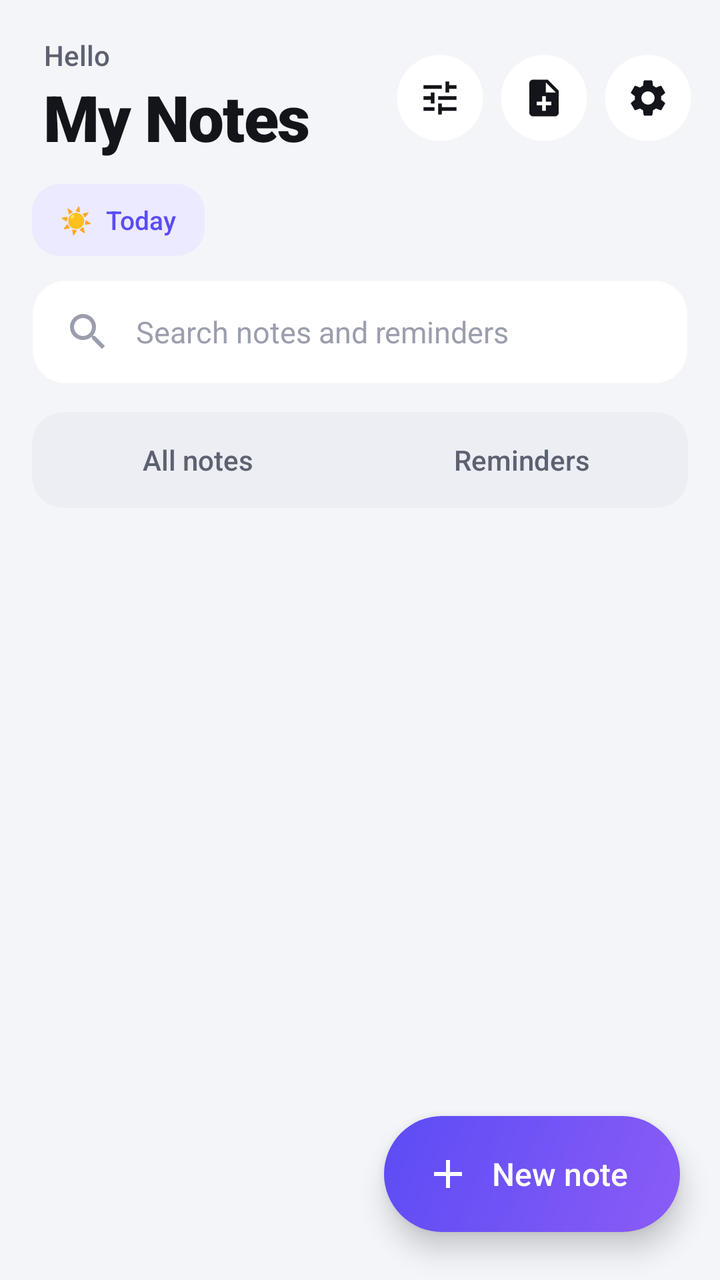
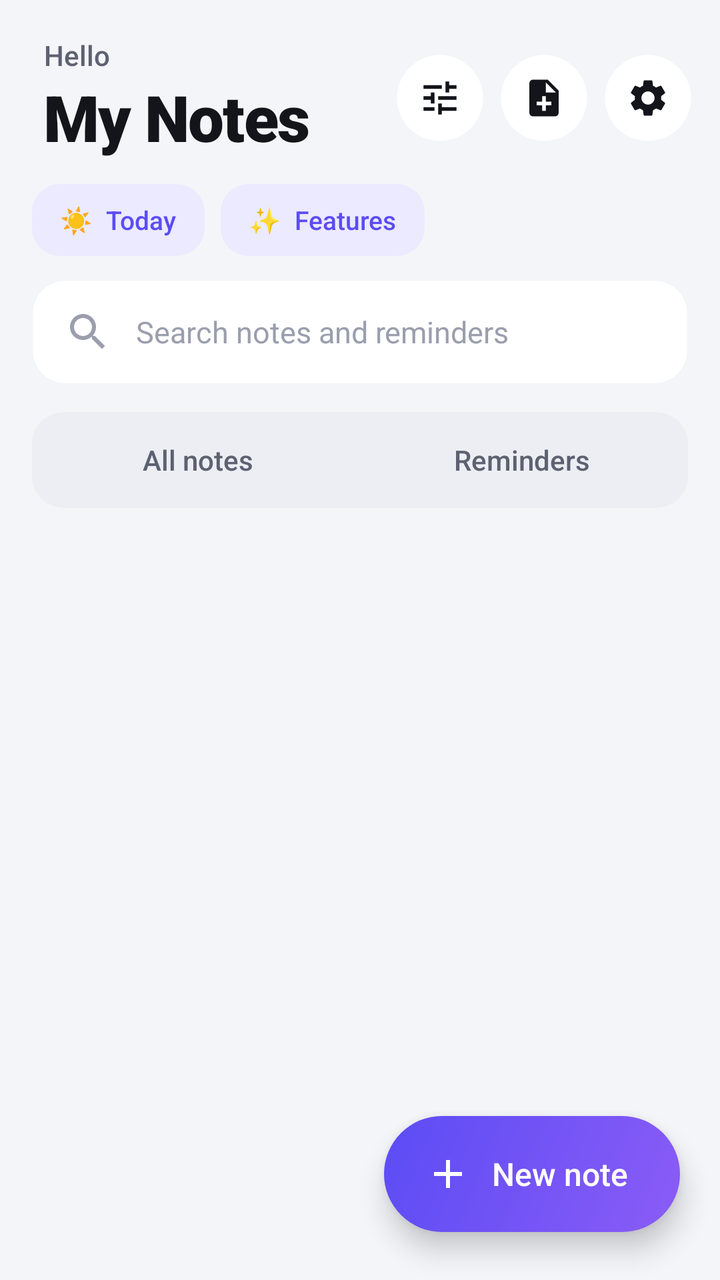

Compare the two renders of this Android layout. The source of the first and the diff that turns it into the second are given below.
<!-- AndroidManifest.xml: application theme AppTheme -->
<!-- res/layout/activity_main.xml -->
<?xml version="1.0" encoding="utf-8"?>
<FrameLayout xmlns:android="http://schemas.android.com/apk/res/android"
    android:layout_width="match_parent"
    android:layout_height="match_parent"
    android:background="?attr/nBg">

    <LinearLayout
        android:layout_width="match_parent"
        android:layout_height="match_parent"
        android:orientation="vertical">

        
        <LinearLayout
            android:layout_width="match_parent"
            android:layout_height="wrap_content"
            android:gravity="center_vertical"
            android:orientation="horizontal"
            android:paddingStart="22dp"
            android:paddingTop="18dp"
            android:paddingEnd="14dp">

            <LinearLayout
                android:layout_width="0dp"
                android:layout_height="wrap_content"
                android:layout_weight="1"
                android:orientation="vertical">

                <TextView
                    android:id="@+id/greeting"
                    android:layout_width="wrap_content"
                    android:layout_height="wrap_content"
                    android:fontFamily="sans-serif-medium"
                    android:text="Hello"
                    android:textColor="@color/text2"
                    android:textSize="14sp" />

                <TextView
                    android:layout_width="wrap_content"
                    android:layout_height="wrap_content"
                    android:fontFamily="sans-serif-black"
                    android:letterSpacing="-0.02"
                    android:text="My Notes"
                    android:textColor="@color/text"
                    android:textSize="32sp" />
            </LinearLayout>

            <ImageButton
                android:id="@+id/btn_view"
                style="@style/CircleButton"
                android:layout_marginEnd="8dp"
                android:contentDescription="View, sort and recycle bin"
                android:elevation="1dp"
                android:src="@drawable/ic_tune" />

            <ImageButton
                android:id="@+id/btn_import"
                style="@style/CircleButton"
                android:layout_marginEnd="8dp"
                android:contentDescription="Make a note from a photo, PDF or file"
                android:elevation="1dp"
                android:src="@drawable/ic_import" />

            <ImageButton
                android:id="@+id/btn_settings"
                style="@style/CircleButton"
                android:contentDescription="Settings"
                android:elevation="1dp"
                android:src="@drawable/ic_settings" />
        </LinearLayout>

        
        <TextView
            android:id="@+id/today_chip"
            android:layout_width="wrap_content"
            android:layout_height="36dp"
            android:layout_marginStart="16dp"
            android:layout_marginTop="12dp"
            android:background="@drawable/bg_chip"
            android:contentDescription="Today page: reminders and things still to do"
            android:fontFamily="sans-serif-medium"
            android:gravity="center_vertical"
            android:paddingStart="14dp"
            android:paddingEnd="14dp"
            android:text="☀  Today"
            android:textColor="?attr/nAccent"
            android:textSize="13sp" />

        
        <EditText
            android:id="@+id/search"
            android:layout_width="match_parent"
            android:layout_height="52dp"
            android:layout_marginStart="16dp"
            android:layout_marginTop="12dp"
            android:layout_marginEnd="16dp"
            android:background="@drawable/bg_search"
            android:drawableStart="@drawable/ic_search"
            android:drawablePadding="12dp"
            android:drawableTint="@color/hint"
            android:elevation="1dp"
            android:hint="Search notes and reminders"
            android:imeOptions="actionSearch"
            android:inputType="text"
            android:paddingStart="16dp"
            android:paddingEnd="16dp"
            android:textColor="@color/text"
            android:textSize="15sp" />

        
        <LinearLayout
            android:layout_width="match_parent"
            android:layout_height="wrap_content"
            android:layout_marginStart="16dp"
            android:layout_marginTop="14dp"
            android:layout_marginEnd="16dp"
            android:layout_marginBottom="4dp"
            android:background="@drawable/bg_segment"
            android:orientation="horizontal"
            android:padding="4dp">

            <TextView
                android:id="@+id/tab_notes"
                android:layout_width="0dp"
                android:layout_height="40dp"
                android:layout_weight="1"
                android:background="@drawable/bg_tab"
                android:fontFamily="sans-serif-medium"
                android:gravity="center"
                android:stateListAnimator="@null"
                android:text="All notes"
                android:textColor="@color/tab_text"
                android:textSize="14sp" />

            <TextView
                android:id="@+id/tab_reminders"
                android:layout_width="0dp"
                android:layout_height="40dp"
                android:layout_marginStart="4dp"
                android:layout_weight="1"
                android:background="@drawable/bg_tab"
                android:fontFamily="sans-serif-medium"
                android:gravity="center"
                android:text="Reminders"
                android:textColor="@color/tab_text"
                android:textSize="14sp" />
        </LinearLayout>

        
        <HorizontalScrollView
            android:id="@+id/label_scroll"
            android:layout_width="match_parent"
            android:layout_height="wrap_content"
            android:layout_marginTop="8dp"
            android:clipToPadding="false"
            android:paddingStart="16dp"
            android:paddingEnd="16dp"
            android:scrollbars="none"
            android:visibility="gone">

            <LinearLayout
                android:id="@+id/label_chips"
                android:layout_width="wrap_content"
                android:layout_height="wrap_content"
                android:orientation="horizontal" />
        </HorizontalScrollView>

        <FrameLayout
            android:layout_width="match_parent"
            android:layout_height="0dp"
            android:layout_weight="1">

            <GridView
                android:id="@+id/grid"
                android:layout_width="match_parent"
                android:layout_height="match_parent"
                android:clipToPadding="false"
                android:horizontalSpacing="10dp"
                android:listSelector="@android:color/transparent"
                android:numColumns="2"
                android:paddingStart="16dp"
                android:paddingTop="8dp"
                android:paddingEnd="16dp"
                android:paddingBottom="112dp"
                android:scrollbarStyle="outsideOverlay"
                android:stretchMode="columnWidth"
                android:verticalSpacing="0dp"
                android:visibility="gone" />

            <ListView
                android:id="@+id/list"
                android:layout_width="match_parent"
                android:layout_height="match_parent"
                android:clipToPadding="false"
                android:divider="@null"
                android:dividerHeight="0dp"
                android:listSelector="@android:color/transparent"
                android:paddingStart="16dp"
                android:paddingTop="8dp"
                android:paddingEnd="16dp"
                android:paddingBottom="112dp"
                android:scrollbarStyle="outsideOverlay" />

            <TextView
                android:id="@+id/empty"
                android:layout_width="match_parent"
                android:layout_height="wrap_content"
                android:layout_gravity="center"
                android:layout_marginBottom="60dp"
                android:drawableTop="@drawable/art_empty"
                android:drawablePadding="22dp"
                android:gravity="center"
                android:lineSpacingExtra="5dp"
                android:padding="32dp"
                android:textColor="@color/text2"
                android:textSize="15sp"
                android:visibility="gone" />
        </FrameLayout>
    </LinearLayout>

    
    <TextView
        android:id="@+id/fab"
        android:layout_width="wrap_content"
        android:layout_height="58dp"
        android:layout_gravity="bottom|end"
        android:layout_marginEnd="20dp"
        android:layout_marginBottom="24dp"
        android:background="@drawable/bg_fab"
        android:contentDescription="New note"
        android:drawableStart="@drawable/ic_add"
        android:drawablePadding="10dp"
        android:drawableTint="@color/on_accent"
        android:elevation="8dp"
        android:fontFamily="sans-serif-medium"
        android:gravity="center"
        android:paddingStart="20dp"
        android:paddingEnd="26dp"
        android:text="New note"
        android:textColor="@color/on_accent"
        android:textSize="16sp" />
</FrameLayout>
<!-- resources referenced by this layout -->
<resources>
  <color name="hint">#9A9EAD</color>
  <color name="on_accent">#FFFFFF</color>
  <color name="text">#14151A</color>
  <color name="text2">#5D6170</color>
  <!-- drawable bg_chip (drawable) -->
  <?xml version="1.0" encoding="utf-8"?>
  <ripple xmlns:android="http://schemas.android.com/apk/res/android" android:color="#1F7A7F99">
      <item>
          <shape android:shape="rectangle">
              <solid android:color="?attr/nAccentSoft" />
              <corners android:radius="14dp" />
          </shape>
      </item>
  </ripple>
  <!-- drawable bg_search (drawable) -->
  <?xml version="1.0" encoding="utf-8"?>
  <shape xmlns:android="http://schemas.android.com/apk/res/android" android:shape="rectangle">
      <solid android:color="?attr/nSurface" />
      <stroke android:width="1dp" android:color="?attr/nCardStroke" />
      <corners android:radius="16dp" />
  </shape>
  <!-- drawable bg_segment (drawable) -->
  <?xml version="1.0" encoding="utf-8"?>
  <shape xmlns:android="http://schemas.android.com/apk/res/android" android:shape="rectangle">
      <solid android:color="?attr/nSurface2" />
      <corners android:radius="16dp" />
  </shape>
  <!-- drawable ic_add (drawable) -->
  <?xml version="1.0" encoding="utf-8"?>
  <vector xmlns:android="http://schemas.android.com/apk/res/android"
      android:width="24dp" android:height="24dp" android:viewportWidth="24" android:viewportHeight="24">
      <path android:fillColor="#FFFFFFFF" android:pathData="M19,13h-6v6h-2v-6H5v-2h6V5h2v6h6v2z" />
  </vector>
  <style name="CircleButton" parent="IconButton">
          <item name="android:background">@drawable/bg_circle</item>
      </style>
  <style name="IconButton">
          <item name="android:layout_width">44dp</item>
          <item name="android:layout_height">44dp</item>
          <item name="android:padding">11dp</item>
          <item name="android:background">@drawable/bg_round_ripple</item>
          <item name="android:scaleType">centerInside</item>
          <item name="android:tint">@color/text</item>
      </style>
  <!-- drawable bg_circle (drawable) -->
  <?xml version="1.0" encoding="utf-8"?>
  <ripple xmlns:android="http://schemas.android.com/apk/res/android" android:color="#297A7F99">
      <item>
          <shape android:shape="oval">
              <solid android:color="?attr/nSurface" />
              <stroke android:width="1dp" android:color="?attr/nCardStroke" />
          </shape>
      </item>
  </ripple>
  <color name="accent">#5B4CF5</color>
  <color name="accent2">#8B5CF6</color>
  <color name="accent_soft">#ECEAFE</color>
  <color name="bg">#F4F5F9</color>
  <color name="surface">#FFFFFF</color>
  <color name="surface2">#ECEEF4</color>
  <color name="card_stroke">#00000000</color>
  <color name="divider">#E4E6EE</color>
  <!-- drawable bg_action_mode (drawable) -->
  <?xml version="1.0" encoding="utf-8"?>
  <shape xmlns:android="http://schemas.android.com/apk/res/android" android:shape="rectangle">
      <solid android:color="?attr/nSurface" />
  </shape>
  <style name="ScreenAnim" parent="@android:style/Animation.Activity" />
  <!-- drawable bg_round_ripple (drawable) -->
  <?xml version="1.0" encoding="utf-8"?>
  <ripple xmlns:android="http://schemas.android.com/apk/res/android" android:color="#297A7F99"
      android:radius="22dp" />
  <!-- drawable bg_dialog (drawable) -->
  <?xml version="1.0" encoding="utf-8"?>
  <inset xmlns:android="http://schemas.android.com/apk/res/android"
      android:insetLeft="18dp" android:insetRight="18dp" android:insetTop="24dp" android:insetBottom="24dp">
      <shape android:shape="rectangle">
          <solid android:color="?attr/nSurface" />
          <corners android:radius="28dp" />
      </shape>
  </inset>
  <style name="PopAnim">
          <item name="android:windowEnterAnimation">@anim/pop_in</item>
          <item name="android:windowExitAnimation">@anim/pop_out</item>
      </style>
  <!-- unchanged entries left out for length: 11 -->
</resources>

<!-- the commit's change to res/layout/activity_main.xml (unified diff, before → after) -->
@@ -69,21 +69,42 @@
         </LinearLayout>
 
         
-        <TextView
-            android:id="@+id/today_chip"
+        <LinearLayout
             android:layout_width="wrap_content"
-            android:layout_height="36dp"
+            android:layout_height="wrap_content"
             android:layout_marginStart="16dp"
             android:layout_marginTop="12dp"
-            android:background="@drawable/bg_chip"
-            android:contentDescription="Today page: reminders and things still to do"
-            android:fontFamily="sans-serif-medium"
-            android:gravity="center_vertical"
-            android:paddingStart="14dp"
-            android:paddingEnd="14dp"
-            android:text="☀  Today"
-            android:textColor="?attr/nAccent"
-            android:textSize="13sp" />
+            android:orientation="horizontal">
+
+            <TextView
+                android:id="@+id/today_chip"
+                android:layout_width="wrap_content"
+                android:layout_height="36dp"
+                android:background="@drawable/bg_chip"
+                android:contentDescription="Today page: reminders and things still to do"
+                android:fontFamily="sans-serif-medium"
+                android:gravity="center_vertical"
+                android:paddingStart="14dp"
+                android:paddingEnd="14dp"
+                android:text="☀  Today"
+                android:textColor="?attr/nAccent"
+                android:textSize="13sp" />
+
+            <TextView
+                android:id="@+id/features_chip"
+                android:layout_width="wrap_content"
+                android:layout_height="36dp"
+                android:layout_marginStart="8dp"
+                android:background="@drawable/bg_chip"
+                android:contentDescription="Features: everything Note can do, by category"
+                android:fontFamily="sans-serif-medium"
+                android:gravity="center_vertical"
+                android:paddingStart="14dp"
+                android:paddingEnd="14dp"
+                android:text="✨  Features"
+                android:textColor="?attr/nAccent"
+                android:textSize="13sp" />
+        </LinearLayout>
 
         
         <EditText
